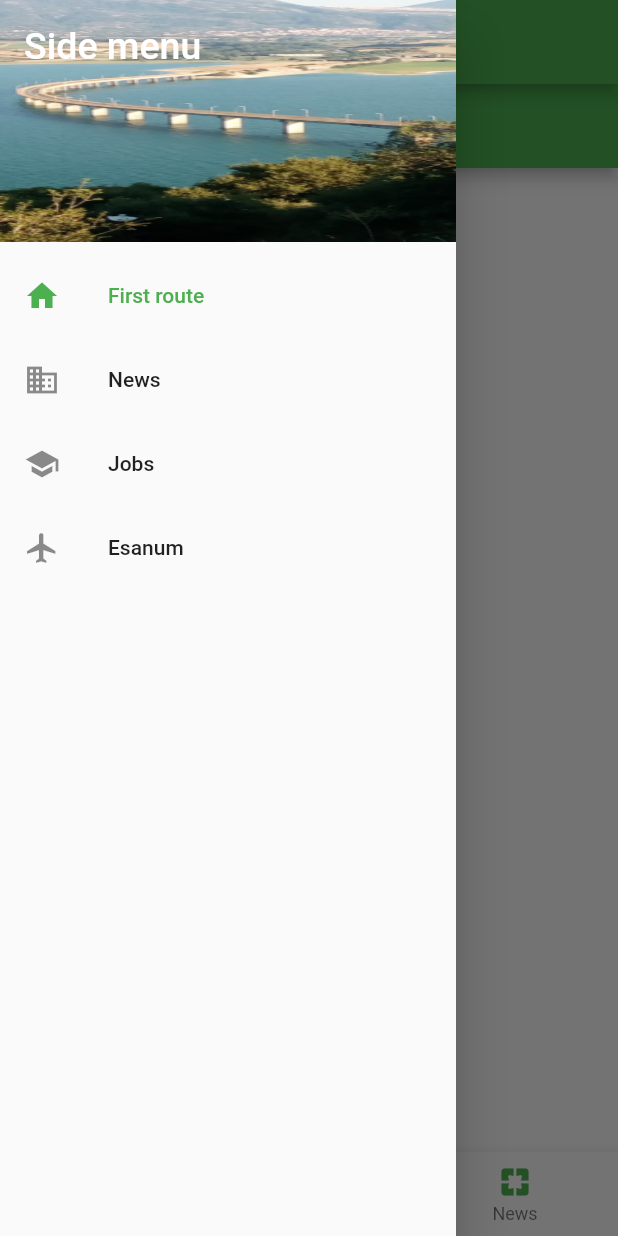
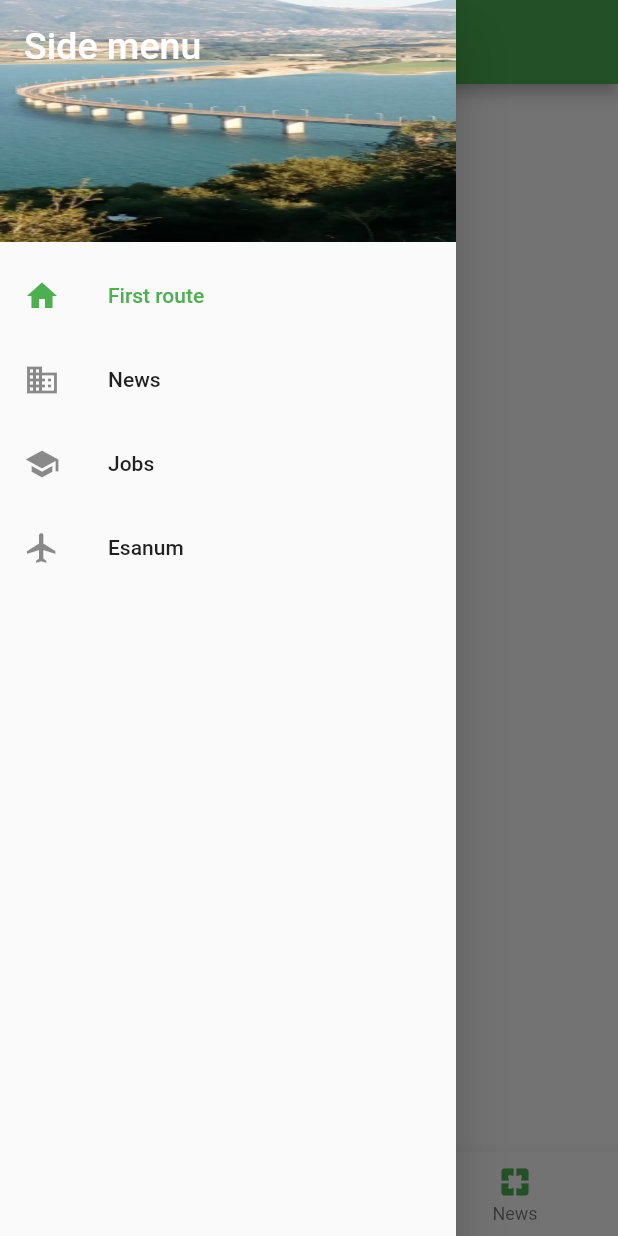
Before and after one commit to esanum/flutter-trial, a Flutter app: the screen it shows after launch, item 3 of the bottom bar chosen, with the side drawer open, on a phone screen of 412 x 824 dp. Run offline on Flutter 3.47's test engine with Material 2 defaults, Android fonts, the phone set to English and light mode, and no system bars; our stand-ins replace webview_flutter; network calls fail; Roboto replaces fonts that are missing (Muli).

Commit message:
remove double app bar

```diff
--- a/lib/views/app.dart
+++ b/lib/views/app.dart
@@ -83,9 +83,6 @@ class AppState extends State<App> {
       // eventually breaking the app
       child: Scaffold(
         drawer: SideDrawer(),
-        appBar: AppBar(
-          title: Text("Flutter trial"),
-        ),
         // indexed stack shows only one child
         body: IndexedStack(
           index: currentTab,
```
